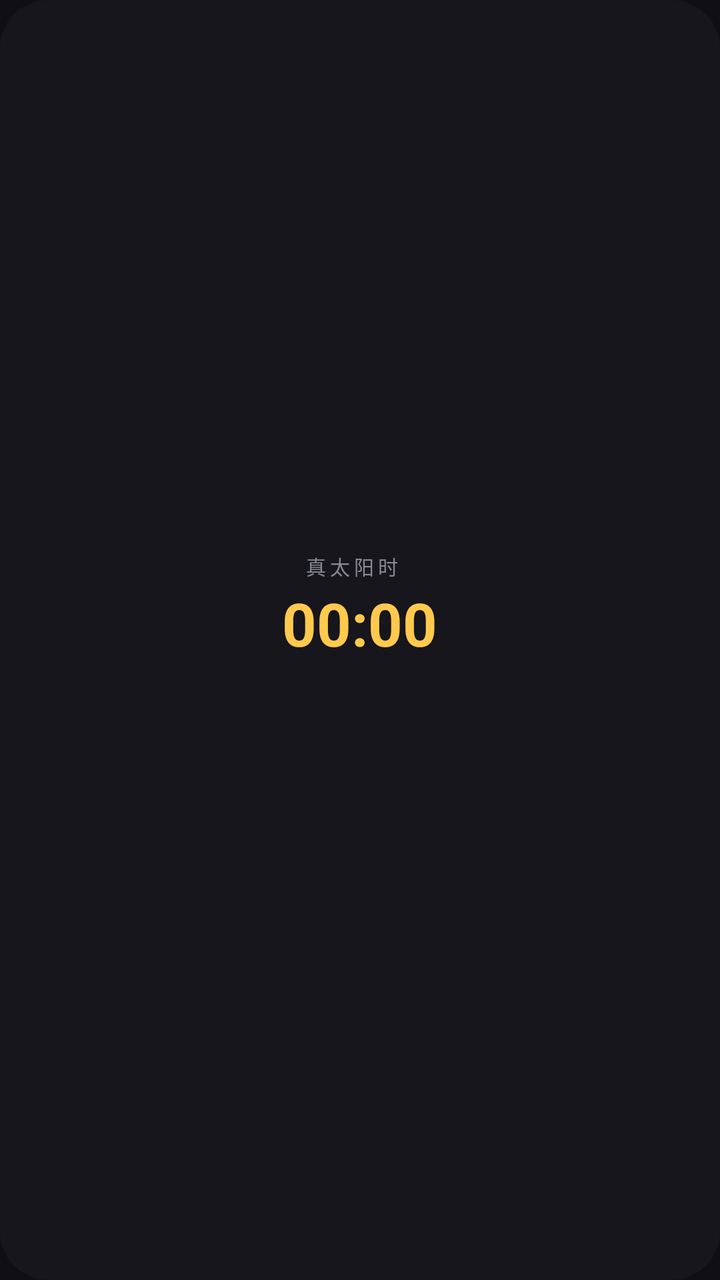
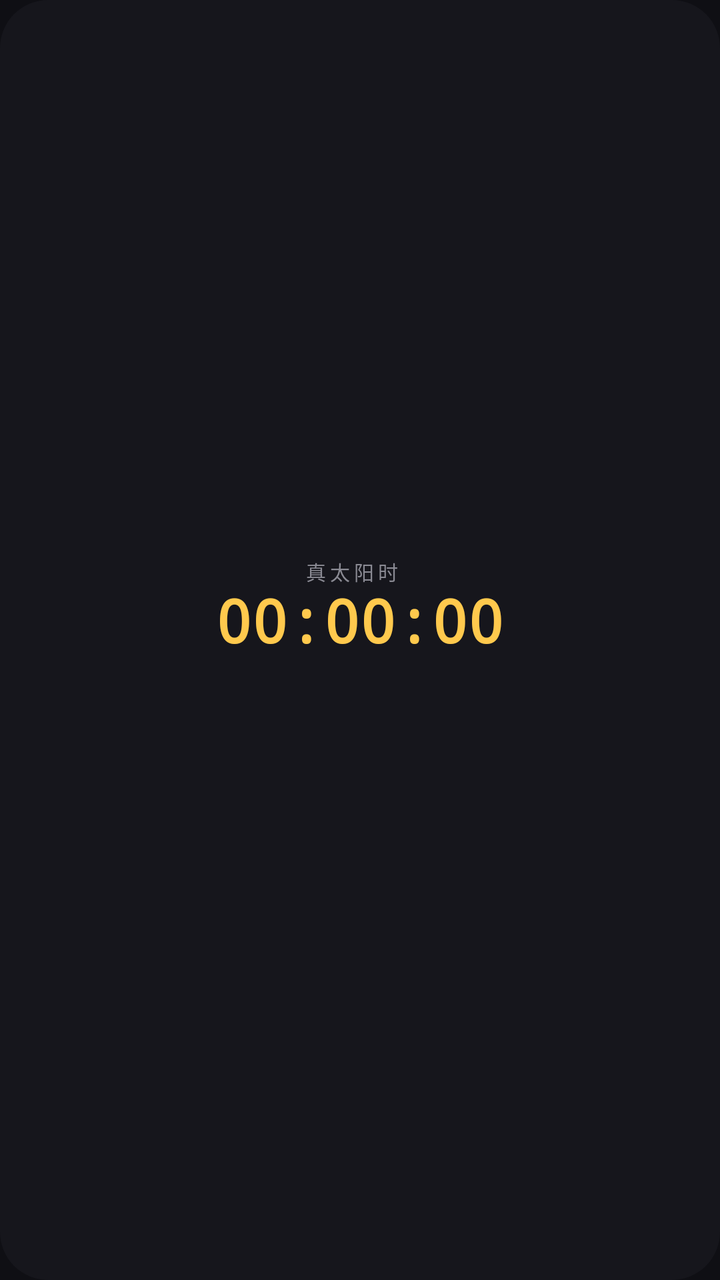

The first picture is an Android layout as it rendered before a commit; the second is the same layout after the commit. The layout source and the unified diff follow.
<!-- AndroidManifest.xml: application theme Theme.Solar -->
<!-- res/layout/widget_solar_time_xiaomi.xml -->
<?xml version="1.0" encoding="utf-8"?>
<LinearLayout xmlns:android="http://schemas.android.com/apk/res/android"
    android:id="@android:id/background"
    android:layout_width="match_parent"
    android:layout_height="match_parent"
    android:background="@drawable/widget_bg_xiaomi"
    android:gravity="center"
    android:orientation="vertical"
    android:padding="10dp">

    <LinearLayout
        android:layout_width="wrap_content"
        android:layout_height="wrap_content"
        android:gravity="center_vertical"
        android:orientation="horizontal">

        <TextView
            android:id="@+id/tvTitle"
            android:layout_width="wrap_content"
            android:layout_height="wrap_content"
            android:letterSpacing="0.2"
            android:text="@string/app_name"
            android:textColor="#8A8A93"
            android:textSize="10sp" />

        <TextView
            android:id="@+id/tvShichen"
            android:layout_width="wrap_content"
            android:layout_height="wrap_content"
            android:layout_marginStart="8dp"
            android:textColor="@color/amber"
            android:textSize="12sp" />
    </LinearLayout>

    <Chronometer
        android:id="@+id/chrono"
        android:layout_width="wrap_content"
        android:layout_height="wrap_content"
        android:format="%s"
        android:textColor="@color/amber"
        android:textSize="30sp"
        android:textStyle="bold" />

    <TextView
        android:id="@+id/tvOffset"
        android:layout_width="wrap_content"
        android:layout_height="wrap_content"
        android:layout_marginTop="2dp"
        android:textColor="#E8E8EC"
        android:textSize="12sp" />

    <TextView
        android:id="@+id/tvDetail"
        android:layout_width="wrap_content"
        android:layout_height="wrap_content"
        android:layout_marginTop="1dp"
        android:textColor="#8A8A93"
        android:textSize="10sp" />
</LinearLayout>
<!-- resources referenced by this layout -->
<resources>
  <color name="amber">#FFC94D</color>
  <!-- drawable widget_bg_xiaomi (drawable) -->
  <?xml version="1.0" encoding="utf-8"?>
  <shape xmlns:android="http://schemas.android.com/apk/res/android"
      android:shape="rectangle">
      <corners android:radius="24dp" />
      <solid android:color="#16161C" />
  </shape>
  <string name="app_name">真太阳时</string>
  <style name="Theme.Solar" parent="@android:style/Theme.Material.NoActionBar">
          <item name="android:windowBackground">@color/bg</item>
          <item name="android:colorAccent">@color/amber</item>
          <item name="android:statusBarColor">@color/bg</item>
          <item name="android:navigationBarColor">@color/bg</item>
          <item name="android:windowLightStatusBar">false</item>
      </style>
  <color name="bg">#0F0F14</color>
</resources>

<!-- the commit's change to res/layout/widget_solar_time_xiaomi.xml (unified diff, before → after) -->
@@ -1,6 +1,7 @@
 <?xml version="1.0" encoding="utf-8"?>
 <LinearLayout xmlns:android="http://schemas.android.com/apk/res/android"
     android:id="@android:id/background"
+    android:contentDescription="@string/widget_refresh_description"
     android:layout_width="match_parent"
     android:layout_height="match_parent"
     android:background="@drawable/widget_bg_xiaomi"
@@ -32,14 +33,7 @@
             android:textSize="12sp" />
     </LinearLayout>
 
-    <Chronometer
-        android:id="@+id/chrono"
-        android:layout_width="wrap_content"
-        android:layout_height="wrap_content"
-        android:format="%s"
-        android:textColor="@color/amber"
-        android:textSize="30sp"
-        android:textStyle="bold" />
+    <include layout="@layout/widget_clock" />
 
     <TextView
         android:id="@+id/tvOffset"
@@ -57,3 +51,22 @@
         android:textColor="#8A8A93"
         android:textSize="10sp" />
 </LinearLayout>
+<!-- res/layout/widget_clock.xml (included above) -->
+<?xml version="1.0" encoding="utf-8"?>
+<FrameLayout xmlns:android="http://schemas.android.com/apk/res/android"
+    android:id="@+id/widgetClockFrame"
+    android:layout_width="wrap_content"
+    android:layout_height="wrap_content"
+    android:layoutDirection="ltr">
+
+    <TextView
+        android:id="@+id/clockZeroPad"
+        style="@style/WidgetClockText"
+        android:importantForAccessibility="no"
+        android:text="@string/widget_clock_template" />
+
+    <Chronometer
+        android:id="@+id/chrono"
+        style="@style/WidgetClockText"
+        android:layout_gravity="end" />
+</FrameLayout>
<!-- resource entries referenced after the edit -->
@@ -9,6 +9,20 @@
       <solid android:color="#16161C" />
   </shape>
   <string name="app_name">真太阳时</string>
+  <string name="widget_clock_template" translatable="false">00:00:00</string>
+  <string name="widget_refresh_description">真太阳时，点击校准小组件</string>
+  <style name="WidgetClockText">
+          <item name="android:layout_width">wrap_content</item>
+          <item name="android:layout_height">wrap_content</item>
+          <item name="android:background">@color/widgetClockSurface</item>
+          <item name="android:fontFamily">monospace</item>
+          <item name="android:letterSpacing">0</item>
+          <item name="android:includeFontPadding">false</item>
+          <item name="android:padding">0dp</item>
+          <item name="android:textColor">@color/amber</item>
+          <item name="android:textSize">30sp</item>
+          <item name="android:textStyle">bold</item>
+      </style>
   <style name="Theme.Solar" parent="@android:style/Theme.Material.NoActionBar">
           <item name="android:windowBackground">@color/bg</item>
           <item name="android:colorAccent">@color/amber</item>
@@ -16,6 +30,7 @@
           <item name="android:navigationBarColor">@color/bg</item>
           <item name="android:windowLightStatusBar">false</item>
       </style>
+  <color name="widgetClockSurface">#16161C</color>
   <color name="bg">#0F0F14</color>
 </resources>
 
